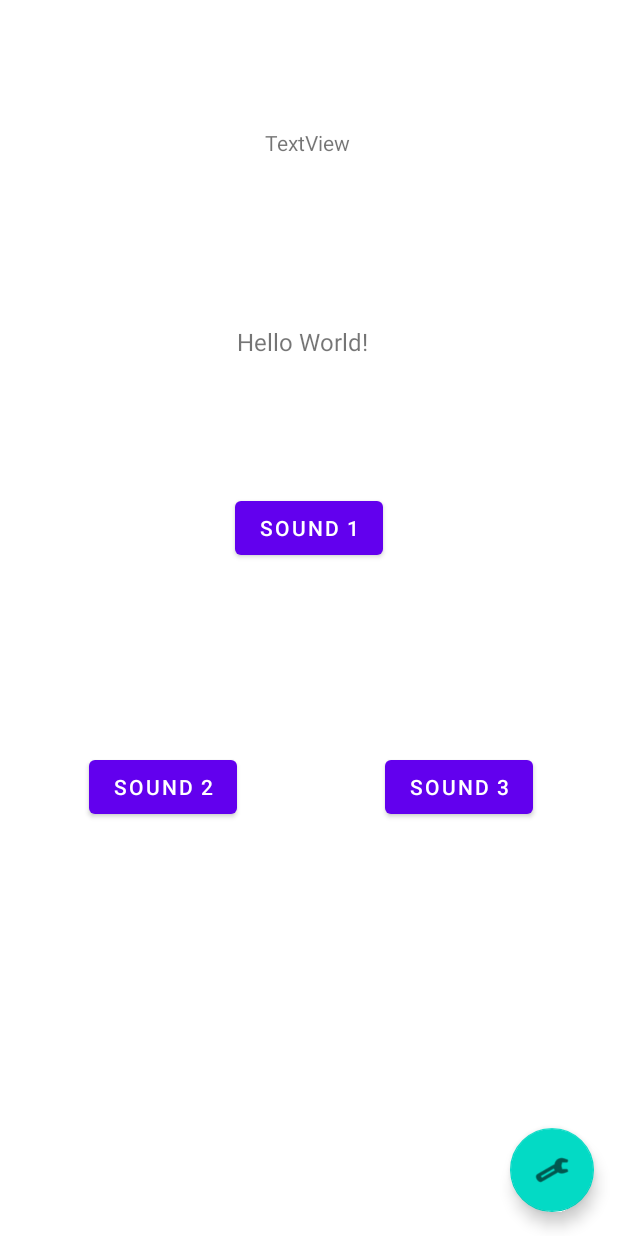
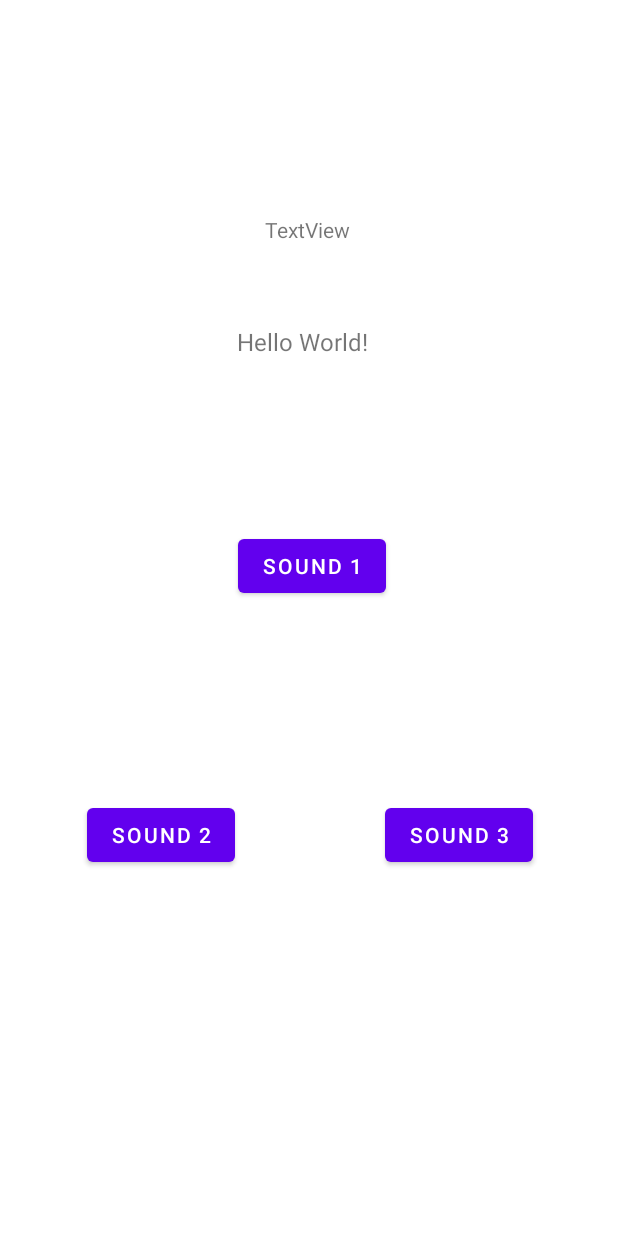
Before and after one commit to rhulucas/ev301, an Android app: the layout fragment_sound.xml on its own in the app's theme, with its tools: preview values and no code run, on a phone screen of 412 x 824 dp. Run offline under Robolectric (Android 15) with nearby library versions, the phone set to English and light mode, and no system bars.

```diff
--- a/A000-sound/app/src/main/res/layout/fragment_sound.xml
+++ b/A000-sound/app/src/main/res/layout/fragment_sound.xml
@@ -19,17 +19,6 @@
         app:layout_constraintTop_toTopOf="parent"
         app:layout_constraintVertical_bias="0.27" />
 
-    <com.google.android.material.floatingactionbutton.FloatingActionButton
-        android:id="@+id/floatingActionButton"
-        android:layout_width="wrap_content"
-        android:layout_height="wrap_content"
-        android:layout_marginEnd="16dp"
-        android:layout_marginBottom="16dp"
-        android:clickable="true"
-        app:layout_constraintBottom_toBottomOf="parent"
-        app:layout_constraintEnd_toEndOf="parent"
-        app:srcCompat="@android:drawable/ic_menu_manage" />
-
     <TextView
         android:id="@+id/vv_tvOut1"
         android:layout_width="wrap_content"
@@ -40,7 +29,7 @@
         app:layout_constraintHorizontal_bias="0.498"
         app:layout_constraintStart_toStartOf="parent"
         app:layout_constraintTop_toTopOf="parent"
-        app:layout_constraintVertical_bias="0.433" />
+        app:layout_constraintVertical_bias="0.728" />
 
     <Button
         android:id="@+id/buttonSound1"
@@ -50,9 +39,10 @@
         android:text="Sound 1"
         app:layout_constraintBottom_toBottomOf="parent"
         app:layout_constraintEnd_toEndOf="parent"
+        app:layout_constraintHorizontal_bias="0.506"
         app:layout_constraintStart_toStartOf="parent"
         app:layout_constraintTop_toBottomOf="@+id/vv_tvOut2"
-        app:layout_constraintVertical_bias="0.166" />
+        app:layout_constraintVertical_bias="0.213" />
 
     <Button
         android:id="@+id/buttonSound2"
@@ -62,10 +52,10 @@
         android:text="Sound 2"
         app:layout_constraintBottom_toBottomOf="parent"
         app:layout_constraintEnd_toEndOf="parent"
-        app:layout_constraintHorizontal_bias="0.189"
+        app:layout_constraintHorizontal_bias="0.185"
         app:layout_constraintStart_toStartOf="parent"
         app:layout_constraintTop_toTopOf="parent"
-        app:layout_constraintVertical_bias="0.645" />
+        app:layout_constraintVertical_bias="0.686" />
 
     <Button
         android:id="@+id/buttonSound3"
@@ -78,7 +68,7 @@
         app:layout_constraintHorizontal_bias="0.82"
         app:layout_constraintStart_toStartOf="parent"
         app:layout_constraintTop_toTopOf="parent"
-        app:layout_constraintVertical_bias="0.645" />
+        app:layout_constraintVertical_bias="0.686" />
 
 
 </androidx.constraintlayout.widget.ConstraintLayout>
```
Also changed, not shown: A000-sound/app/src/main/java/com/example/a09_bt/SoundFragment.java (+34 -0 lines).
